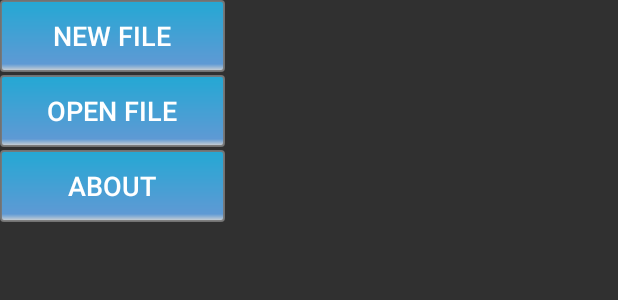
After one commit to vlfom/WordGraph, an Android app: the layout fragment_menulist.xml on its own in the app's theme, with its tools: preview values and no code run, on a phone screen of 412 x 824 dp. The commit adds this screen. Shown: the top 300 px of the screen. Run offline under Robolectric (Android 15) with nearby library versions, the phone set to English and light mode, and no system bars.

Commit message:
Added menu fragment

```diff
--- /dev/null
+++ b/app/src/main/res/layout/fragment_menulist.xml
@@ -0,0 +1,40 @@
+<?xml version="1.0" encoding="utf-8"?>
+<LinearLayout
+    xmlns:android="http://schemas.android.com/apk/res/android"
+    android:orientation="vertical"
+    android:layout_width="wrap_content"
+    android:layout_height="wrap_content">
+        <Button
+            android:id="@+id/btnNew"
+            android:text="@string/btnNewFile"
+            android:layout_above="@+id/btnOpen"
+            android:layout_width="wrap_content"
+            android:layout_height="wrap_content"
+            android:clickable="true"
+            android:textSize="18sp"
+            android:padding="10dp"
+            android:layout_marginBottom="2dp"
+            android:background="@drawable/button_menu" />
+
+        <Button
+            android:id="@+id/btnOpen"
+            android:text="@string/btnOpenFile"
+            android:layout_width="wrap_content"
+            android:layout_height="wrap_content"
+            android:clickable="true"
+            android:textSize="18sp"
+            android:padding="10dp"
+            android:background="@drawable/button_menu" />
+
+        <Button
+            android:id="@+id/btnAbout"
+            android:text="@string/btnAbout"
+            android:layout_below="@+id/btnOpen"
+            android:layout_width="wrap_content"
+            android:layout_height="wrap_content"
+            android:clickable="true"
+            android:textSize="18sp"
+            android:padding="10dp"
+            android:background="@drawable/button_menu"
+            android:layout_marginTop="2dp" />
+    </LinearLayout>
```
Also changed, not shown: app/src/main/java/com/vlfom/wordgraph/MenuActivity.java (+0 -19 lines), app/src/main/java/com/vlfom/wordgraph/Menu_FragmentBackground.java (deleted, +0 -7 lines), app/src/main/java/com/vlfom/wordgraph/Menu_FragmentList.java (+28 -0 lines), app/src/main/res/layout/activity_main_menu.xml (+5 -34 lines).
